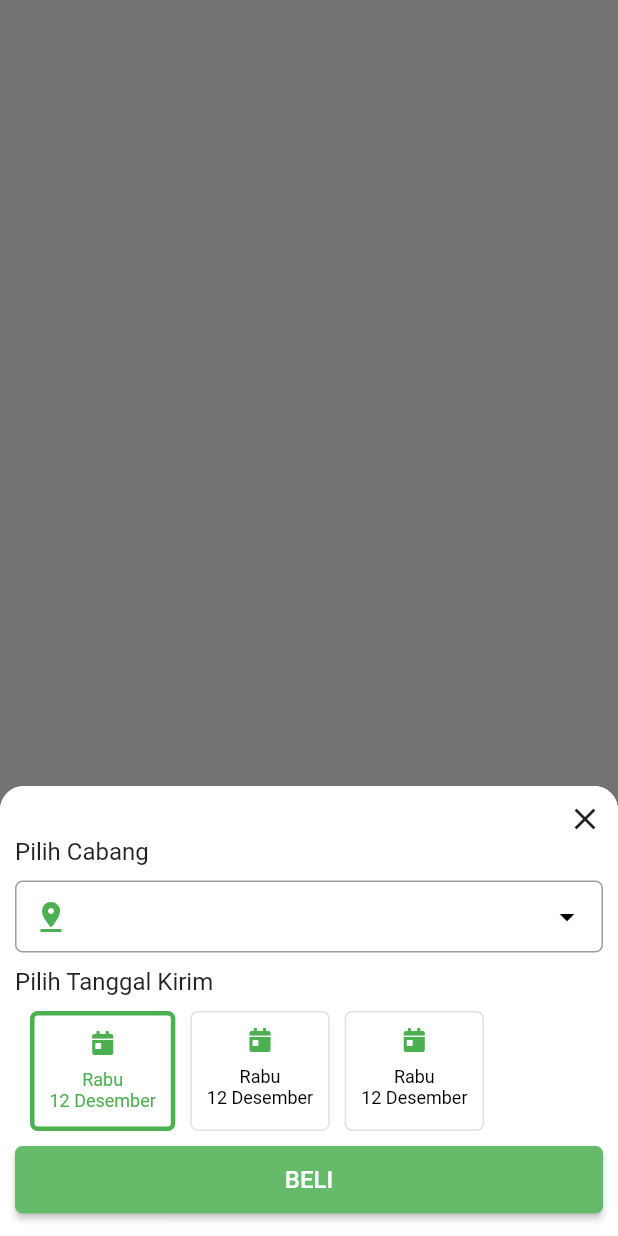
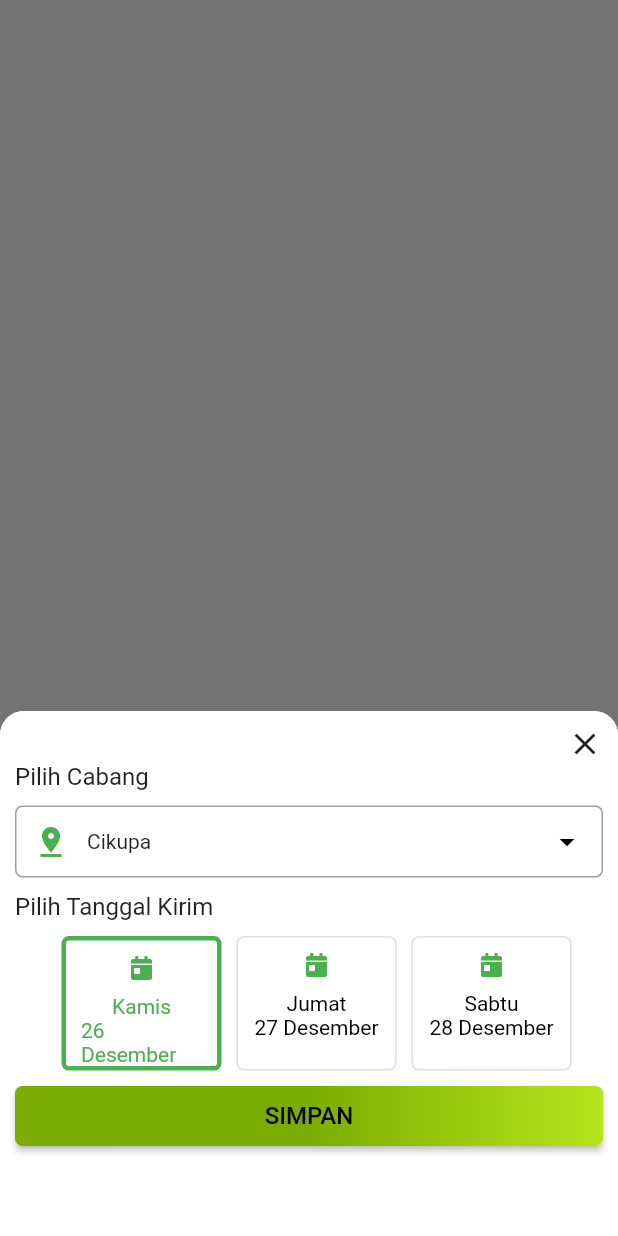
Before and after one commit to infiniqafat/tusayo, a Flutter app: what brachBottomSheet() shows on an empty page, opened directly, on a phone screen of 412 x 824 dp. Run offline on Flutter 3.47's test engine with Material 2 defaults, Android fonts, the phone set to English and light mode, and no system bars; our stand-ins replace carousel_slider, font_awesome_flutter, shared_preferences, shimmer; accounts and stored records are empty; network calls fail.

Commit message:
update core

```diff
--- a/lib/main.dart
+++ b/lib/main.dart
@@ -1,4 +1,5 @@
 import 'package:flutter/material.dart';
+import 'package:intl/date_symbol_data_local.dart';
 import 'package:tusayo/src/screen/checkout.dart';
 import 'package:tusayo/src/screen/home.dart';
 import 'package:tusayo/src/screen/landing.dart';
@@ -6,7 +7,10 @@ import 'package:tusayo/src/screen/login.dart';
 import 'package:tusayo/src/screen/product.dart';
 import 'package:tusayo/src/screen/transaction.dart';
 
-void main() => runApp(MyApp());
+void main(){
+  //runApp(MyApp());
+  initializeDateFormatting("id_ID", null).then((_) =>runApp(MyApp()));
+}
 
 class MyApp extends StatelessWidget {
   // This widget is the root of your application.
--- a/lib/src/screen/acount.dart
+++ b/lib/src/screen/acount.dart
@@ -27,7 +27,7 @@ class AccountState extends State<Account> {
     child: Center(
       child: Text(
         "versi aplikasi 1.0",
-        style: TextStyle(fontSize: 12.0, color: Colors.grey),
+        style: TextStyle(fontSize: 14.0, color: Colors.grey),
       ),
     ),
   );
--- a/lib/src/screen/login.dart
+++ b/lib/src/screen/login.dart
@@ -62,7 +62,7 @@ class _LoginPageState extends State<LoginPage> {
           alignment: Alignment.topRight,
           child: Text(
             'Lupa password?',
-            style: TextStyle(color: Colors.black54, fontSize: 12.0),
+            style: TextStyle(color: Colors.black54, fontSize: 14.0),
             textAlign: TextAlign.right,
           ),
         ),
@@ -77,7 +77,7 @@ class _LoginPageState extends State<LoginPage> {
         children: <Widget>[
           Text('Social Login',
               style: TextStyle(
-                fontSize: 12.0,
+                fontSize: 14.0,
               )
           ),
         ],
@@ -88,7 +88,7 @@ class _LoginPageState extends State<LoginPage> {
         children: <Widget>[
           Text('Tidak Punya Akun?',
               style: TextStyle(
-                fontSize: 12.0,
+                fontSize: 14.0,
               )),
           InkWell(
             onTap: () {},
--- a/lib/src/widget/cabang_bottom_sheet.dart
+++ b/lib/src/widget/cabang_bottom_sheet.dart
@@ -1,11 +1,16 @@
 import 'package:flutter/material.dart';
 
 import 'package:font_awesome_flutter/font_awesome_flutter.dart';
+import 'package:intl/intl.dart';
 import 'package:tusayo/src/helper/color.dart';
+import 'package:tusayo/src/model/global_model.dart';
+import 'package:tusayo/src/widget/button_action.dart';
+import 'package:tusayo/src/widget/label_radio.dart';
 
 Future brachBottomSheet(BuildContext context) async {
   showModalBottomSheet(
       context: context,
+      isScrollControlled: true,
       shape: RoundedRectangleBorder(
         borderRadius: BorderRadius.only(
           topLeft: const Radius.circular(16.0),
@@ -13,18 +18,85 @@ Future brachBottomSheet(BuildContext context) async {
         ),
       ),
       builder: (BuildContext bc) {
+        return CabangSelect();
+      });
+}
+
+class CabangSelect extends StatefulWidget {
+  const CabangSelect();
+  @override
+  _CabangSelectState createState() => _CabangSelectState();
+}
+
+class _CabangSelectState extends State<CabangSelect> {
+  List<Cabang> _cabangOptions = [];
+  Cabang _cabangSelected;
+  TextEditingController _cabangCtrl = new TextEditingController();
+
+  List<dynamic> _dateOptions = [];
+  dynamic _dateSelected;
+
+  @override
+  void initState() {
+    super.initState();
+    _getCabang();
+    _getDate();
+
+  }
+  void _getDate() async {
+    DateTime startDate = DateTime.now();
+    DateTime endDate = startDate.add(Duration(days: 2));
+    for (int i = 0; i <= endDate.difference(startDate).inDays; i++) {
+        if (i == 0){
+          _dateSelected = startDate;
+        }
+      _dateOptions.add(startDate.add(Duration(days: i)));
+    }
+  }
+  void _getCabang() async {
+    _cabangOptions.add(new Cabang(
+      id: 1,
+      name: 'Cikupa'
+    ));
+    _cabangOptions.add(new Cabang(
+      id: 2,
+      name: 'Tangerang'
+    ));
+    _cabangSelected = new Cabang(
+      id:1,
+      name: 'Cikupa'
+    );
+    _cabangCtrl.text = _cabangSelected.name;
+  }
+
+
+  @override
+  Widget build(BuildContext context) {
     return Container(
-          height: 300.0,
+      height:350.0, //MediaQuery.of(context).size.height-300.0,//900,//double.infinity,
       decoration: BoxDecoration(
         color: Colors.white,
         borderRadius: BorderRadius.only(
-                  topLeft: Radius.circular(16.0),
-                  topRight: Radius.circular(16.0))),
+          topLeft: Radius.circular(16.0), topRight: Radius.circular(16.0))
+        ),
       padding: EdgeInsets.only(top: 10.0, left: 10.0, right: 10.0),
       child: Column(
         crossAxisAlignment: CrossAxisAlignment.start,
         children: <Widget>[
-              Row(
+          closeIcon(),
+          label(context, 'Pilih Cabang'),
+          touchInputText(context),
+          label(context, 'Pilih Tanggal Kirim'),
+          dateRow(),
+          ButtonAction(label: 'Simpan', onPress: (){
+            Navigator.pop(context);
+          })
+        ],
+      ),
+    );
+  }
+  Widget closeIcon(){
+    return Row(
             mainAxisAlignment: MainAxisAlignment.end,
             children: <Widget>[
               GestureDetector(
@@ -34,16 +106,7 @@ Future brachBottomSheet(BuildContext context) async {
                 },
               )
             ],
-              ),
-              label(context, 'Pilih Cabang'),
-              touchInputText(context),
-              label(context, 'Pilih Tanggal Kirim'),
-              dateRow(),
-              buttonAction()
-            ],
-          ),
           );
-      });
   }
 
   Widget label(context, label) {
@@ -74,17 +137,15 @@ Widget inputText() {
     return new Container(
       padding: EdgeInsets.only(bottom: 10.0),
       child: TextFormField(
-      //dsadreadOnly: true,
+        controller: _cabangCtrl,
         decoration: new InputDecoration(
           prefixIcon: Icon(Icons.pin_drop, color: AppPalette.green),
           suffixIcon: Icon(
             Icons.arrow_drop_down,
             color: Colors.black,
           ),
-        //hintText: "adsad",
-        // labelText: "sadsa",
-        //helperText: "sadas",
-        contentPadding:EdgeInsets.only(top: 5.0, bottom: 5.0, left: 10.0, right: 10.0),
+          contentPadding:
+              EdgeInsets.only(top: 5.0, bottom: 5.0, left: 10.0, right: 10.0),
           border: new OutlineInputBorder(
             borderRadius: new BorderRadius.circular(5.0),
             borderSide: new BorderSide(color: Colors.grey[300]),
@@ -97,11 +158,9 @@ Widget inputText() {
           // filled: true,
         ),
         style: TextStyle(fontSize: 14.0),
-
       ),
     );
   }
-
 
   Widget inputTextQty() {
     return new Container(
@@ -115,7 +174,8 @@ Widget inputTextQty() {
             Icons.add,
             color: Colors.black,
           ),
-        contentPadding:EdgeInsets.only(top: 5.0, bottom: 5.0, left: 0.0, right: 0.0),
+          contentPadding:
+              EdgeInsets.only(top: 5.0, bottom: 5.0, left: 0.0, right: 0.0),
           border: new OutlineInputBorder(
             borderRadius: new BorderRadius.circular(5.0),
             borderSide: new BorderSide(color: Colors.grey[300]),
@@ -132,55 +192,37 @@ Widget inputTextQty() {
     );
   }
 
-Widget buttonAction({String label:"BELI"}) {
-  return SizedBox(
-    height: 45.0,
-    child: RaisedButton(
-    onPressed: () {},
-    textColor: Colors.white,
-    padding: const EdgeInsets.all(0.0),
-    shape: RoundedRectangleBorder(borderRadius: BorderRadius.circular(5.0)),
+  Widget dateRow() {
+    return Center(
       child: Container(
-      width: double.infinity,
+          height: 100.0,
+          width: 350.0,
           alignment: Alignment.center,
-      decoration: const BoxDecoration(
-          gradient: LinearGradient(
-            colors: <Color>[
-              Color(0xFF66BB6A),
-              Color(0xFF66BB6A),
-              Color(0xFF66BB6A),
-            ],
+          child: GridView.builder(
+              physics: NeverScrollableScrollPhysics(),
+              itemCount: _dateOptions.length,
+              gridDelegate: new SliverGridDelegateWithFixedCrossAxisCount(
+                  crossAxisCount:3, //MediaQuery.of(context).size.height / 1050,
+                  childAspectRatio: 1.3 //2.5, // 1.3,
                   ),
-          borderRadius: BorderRadius.all(Radius.circular(5.0))),
-      child: new Text(label, style: TextStyle(fontSize: 16)),
+              itemBuilder: (BuildContext context, int i) {
+                return new GestureDetector(
+                  child: dateSelectItem(
+                    active: _dateOptions[i] == _dateSelected ? true:false,
+                    item: _dateOptions[i]
                   ),
+                  onTap: () {
+                    setState(() {
+                      _dateSelected = _dateOptions[i];
+                    });
+                  },
+                );
+              })
       ),
     );
   }
 
-Widget dateRow() {
-  return Padding(
-    padding: EdgeInsets.only(bottom: 10.0),
-    child: Container(
-      height: 80.0,
-      alignment: Alignment.center,
-      child: ListView(
-        scrollDirection: Axis.horizontal,
-        children: <Widget>[
-          dateSelectItem(
-            active: true,
-          ),
-          dateSelectItem(
-            active: false,
-          ),
-          dateSelectItem(active: false),
-        ],
-      ),
-    ),
-  );
-}
-
-Widget dateSelectItem({active: false}) {
+  Widget dateSelectItem({active: false,DateTime item}) {
     return Container(
       margin: EdgeInsets.only(left: 10.0),
       padding: EdgeInsets.all(10.0),
@@ -201,14 +243,16 @@ Widget dateSelectItem({active: false}) {
             ),
           ),
           Text(
-          "Rabu",
+            DateFormat.EEEE('id_ID').format(item),
             style: TextStyle(
-              fontSize: 12.0, color: active ? AppPalette.green : Colors.black),
+                fontSize: 14.0,
+                color: active ? AppPalette.green : Colors.black),
           ),
           Text(
-          "12 Desember",
+            DateFormat.d().format(item)+' '+DateFormat.MMMM('id_ID').format(item),
             style: TextStyle(
-              fontSize: 12.0, color: active ? AppPalette.green : Colors.black),
+                fontSize: 14.0,
+                color: active ? AppPalette.green : Colors.black),
           ),
         ],
       ),
@@ -234,55 +278,34 @@ Future brachSelect(BuildContext context) async {
                     ),
                     color: Colors.grey[300],
                   ),
-                LabeledRadio(
-                  label: 'Cikupa',
+                  SizedBox(
+                    height: 200.0,
+                    child: ListView.separated(
+                      physics: NeverScrollableScrollPhysics(),
+                      separatorBuilder: (context, index) {
+                        return Divider(
+                          color: Colors.grey,
+                        );
+                      },
+                      itemBuilder: (context, i) {
+                        return LabeledRadio(
+                            label: _cabangOptions[i].name,
                             padding: const EdgeInsets.symmetric(horizontal: 0.0),
-                  value: true,
-                  groupValue: true,
-                  onChanged: (bool newValue) {
+                            value: _cabangOptions[i].id,
+                            groupValue: _cabangSelected.id ,
+                            onChanged: (int newValue) {
                               print(newValue);
+                              Cabang d  = _cabangOptions.singleWhere((cabang) => cabang.id == newValue );
+                              setState(() {
+                                _cabangSelected = d;
+                              });
+                              _cabangCtrl.text = d.name;
                             },
+                          );
+                      },
+                      itemCount: _cabangOptions.length,
                     ),
+                  )
                 ])));
   }
-
-class LabeledRadio extends StatelessWidget {
-  const LabeledRadio({
-    this.label,
-    this.padding,
-    this.groupValue,
-    this.value,
-    this.onChanged,
-  });
-
-  final String label;
-  final EdgeInsets padding;
-  final bool groupValue;
-  final bool value;
-  final Function onChanged;
-
-  @override
-  Widget build(BuildContext context) {
-    return InkWell(
-      onTap: () {
-        if (value != groupValue) onChanged(value);
-      },
-      child: Padding(
-        padding: EdgeInsets.all(0.0),
-        child: Row(
-          mainAxisAlignment: MainAxisAlignment.start,
-          children: <Widget>[
-            Radio<bool>(
-              groupValue: groupValue,
-              value: value,
-              onChanged: (bool newValue) {
-                onChanged(newValue);
-              },
-            ),
-            Text(label),
-          ],
-        ),
-      ),
-    );
 }
-}
--- a/lib/src/widget/product_card.dart
+++ b/lib/src/widget/product_card.dart
@@ -66,7 +66,7 @@ Widget buildProductCard(BuildContext context) {
                       ),
                       Text(
                         'Isi 1/ Kg',
-                        style: TextStyle(fontSize: 12.0, color: Colors.grey),
+                        style: TextStyle(fontSize: 14.0, color: Colors.grey),
                       ),
                       SizedBox(
                         height: 5.0,
@@ -78,7 +78,7 @@ Widget buildProductCard(BuildContext context) {
                           Text(
                             "Rp 120.000 ",
                             style: TextStyle(
-                              fontSize: 10.0,
+                              fontSize: 12.0,
                               color: Colors.black,
                               decoration: TextDecoration.lineThrough,
                             ),
@@ -98,7 +98,7 @@ Widget buildProductCard(BuildContext context) {
                               color: Colors.red[300],
                               textColor: Colors.white,
                               child: Text("Save 10 %",
-                                  style: TextStyle(fontSize: 10.0)),
+                                  style: TextStyle(fontSize: 12.0)),
                             ),
                           )
                         ],
```
Also changed, not shown: lib/src/helper/date_format.dart (+18 -6 lines), lib/src/helper/shared_preferences_cart.dart (added, +27 -0 lines), lib/src/model/global_model.dart (+35 -0 lines), lib/src/screen/home.dart (+32 -13 lines), lib/src/widget/label_radio.dart (added, +44 -0 lines), pubspec.yaml (+7 -0 lines), pubspec.lock. Lines whose indentation alone changed are shown as unchanged.
